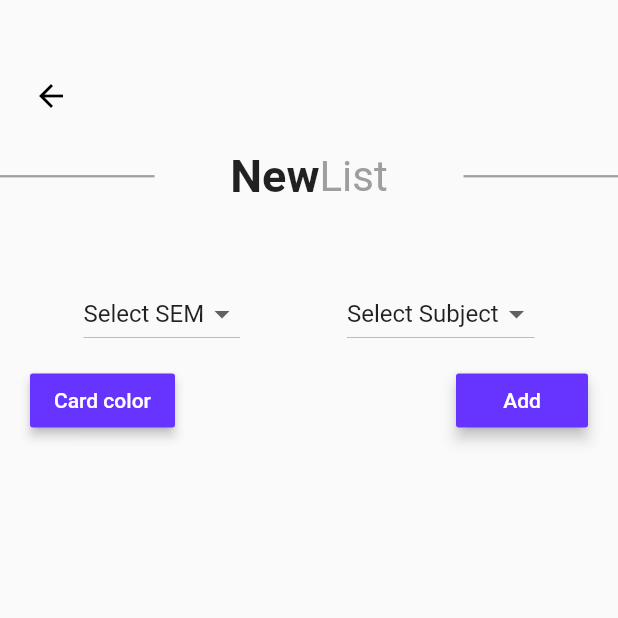
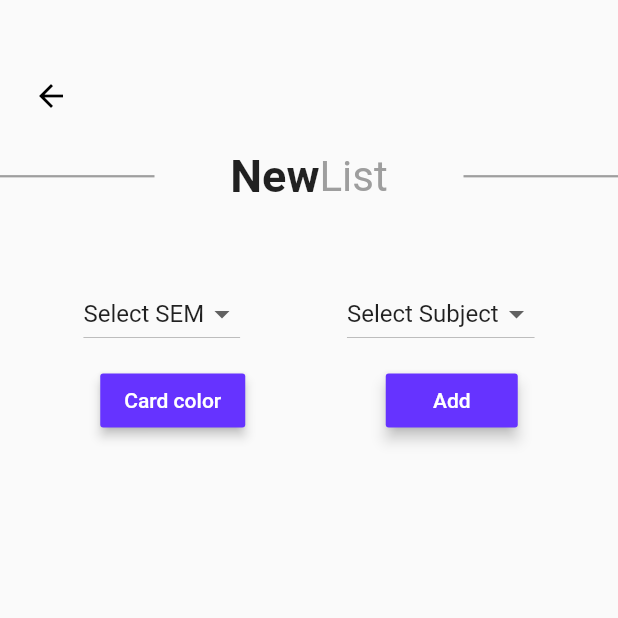
Before and after one commit to Patelrahul4884/Accreditation_Evaluation, a Flutter app: the screen it shows after launch, on a phone screen of 412 x 824 dp, the top half of it. Run offline on Flutter 3.47's test engine with Material 2 defaults, Android fonts, the phone set to English and light mode, and no system bars; our stand-ins replace connectivity, firebase_auth, flutter_colorpicker, image_picker, modal_progress_hud; accounts and stored records are empty.

```diff
--- a/lib/TO-DO Features/ui/page_addlist.dart
+++ b/lib/TO-DO Features/ui/page_addlist.dart
@@ -1,4 +1,6 @@
 import 'package:flutter/material.dart';
+import 'package:firebase_auth/firebase_auth.dart';
+import 'package:firebase_auth/firebase_auth.dart';
 import 'package:modal_progress_hud/modal_progress_hud.dart';
 import 'package:flutter_colorpicker/flutter_colorpicker.dart';
 import 'package:flutter/services.dart';
@@ -11,6 +13,9 @@ import 'package:provider/provider.dart';
 import '../model/sem_subject.dart';
 
 class NewTaskPage extends StatefulWidget {
+  final FirebaseUser user;
+
+  NewTaskPage({Key key, this.user}) : super(key: key);
   @override
   _NewTaskPageState createState() => _NewTaskPageState();
 }
@@ -20,7 +25,7 @@ class _NewTaskPageState extends State<NewTaskPage> {
   Color currentColor = Color(0xff6633ff);
   ValueChanged<Color> onColorChanged;
   Repository repo = Repository();
-List<String> _states = ["Select SEM"];
+  List<String> _states = ["Select SEM"];
   List<String> _lgas = ["Select Subject"];
   String _selectedState = "Select SEM";
   String _selectedLGA = "Select Subject";
@@ -30,13 +35,13 @@ List<String> _states = ["Select SEM"];
   String _connectionStatus = 'Unknown';
   var _editList = NewList(
     id: null,
-    listName: '',
+    sem: '',
+    subject: '',
   );
   final Connectivity _connectivity = Connectivity();
   StreamSubscription<ConnectivityResult> _connectivitySubscription;
   final GlobalKey<ScaffoldState> _scaffoldKey = GlobalKey<ScaffoldState>();
   final GlobalKey<FormState> _formKey = GlobalKey<FormState>();
-  TextEditingController listNameController = TextEditingController();
   Container _getToolbar(BuildContext context) {
     return Container(
       margin: EdgeInsets.only(left: 10.0, top: 40.0),
@@ -84,7 +89,7 @@ List<String> _states = ["Select SEM"];
 
   @override
   void initState() {
-     _states = List.from(_states)..addAll(repo.getStates());
+    _states = List.from(_states)..addAll(repo.getStates());
     super.initState();
     initConnectivity();
     _connectivitySubscription =
@@ -117,39 +122,34 @@ List<String> _states = ["Select SEM"];
     });
   }
 
-  String _validateName(String value) {
-    if (value.isEmpty) {
-      return 'Please Add list';
+  void addToFirebase() async {
+    setState(() {
+      _saving = true;
+    });
+        print(_connectionStatus);
+        if(_connectionStatus == "ConnectivityResult.none"){
+      showInSnackBar("No internet connection currently available");
+      setState(() {
+        _saving = false;
+      });
     }
-  }
-
-//DropDown
-  /*static const sem = <String>[
-    'SEM 5',
-    'SEM 6',
-    'SEM 7',
-  ];
-  final List<DropdownMenuItem<String>> _dropDownMenuSEM = sem
-      .map(
-        (String value) => DropdownMenuItem<String>(
-          value: value,
-          child: Text(value),
-        ),
-      )
-      .toList();*/
-     void _onSelectedState(String value) {
+    }
+  //Drop down
+  void _onSelectedState(String value) {
+ _editList=NewList(id: null,sem: value,subject: _editList.subject);
     setState(() {
-      _selectedLGA = "Choose";
-      _lgas = ["Choose"];
+      _selectedLGA = "Select Subject";
+      _lgas = ["Select Subject"];
       _selectedState = value;
       _lgas = List.from(_lgas)..addAll(repo.getLocalByState(value));
     });
   }
-     void _onSelectedLGA(String value) {
+
+  void _onSelectedLGA(String value) {
+    _editList=NewList(id: null,sem:_editList.sem,subject: value);
     setState(() => _selectedLGA = value);
   }
 
- // String _selectedvalue;
   @override
   Widget build(BuildContext context) {
     return Scaffold(
@@ -219,31 +219,20 @@ List<String> _states = ["Select SEM"];
                                       MainAxisAlignment.spaceAround,
                                   crossAxisAlignment: CrossAxisAlignment.start,
                                   children: <Widget>[
-                                  /*  DropdownButton(
-                                      value: _selectedvalue,
-                                      hint: Text('Select SEM'),
-                                      onChanged: (value) {
-                                        setState(() {
-                                          _selectedvalue = value;
-                                        });
-                                      },
-                                      items: _dropDownMenuSEM,
-                                    ),*/
                                     DropdownButton<String>(
-
-                                      items:
-                                          _states.map((String dropDownStringItem) {
+                                      items: _states
+                                          .map((String dropDownStringItem) {
                                         return DropdownMenuItem<String>(
                                           value: dropDownStringItem,
                                           child: Text(dropDownStringItem),
                                         );
                                       }).toList(),
                                       onChanged: (value) =>
+
                                           _onSelectedState(value),
                                       value: _selectedState,
                                     ),
                                     DropdownButton<String>(
-
                                       items: _lgas
                                           .map((String dropDownStringItem) {
                                         return DropdownMenuItem<String>(
@@ -258,41 +247,12 @@ List<String> _states = ["Select SEM"];
                                     ),
                                   ],
                                 ),
-                                /* TextFormField(
-                              decoration: InputDecoration(
-                                  border: new OutlineInputBorder(
-                                      borderSide:
-                                          new BorderSide(color: Colors.teal)),
-                                  labelText: "List name",
-                                  contentPadding: EdgeInsets.only(
-                                      left: 16.0,
-                                      top: 20.0,
-                                      right: 16.0,
-                                      bottom: 5.0)),
-                              controller: listNameController,
-                              autofocus: true,
-                              style: TextStyle(
-                                fontSize: 22.0,
-                                color: Colors.black,
-                                fontWeight: FontWeight.w500,
-                              ),
-                              keyboardType: TextInputType.text,
-                              textCapitalization: TextCapitalization.sentences,
-                              maxLength: 20,
-                              validator: _validateName,
-                              onSaved: (value){
-                                _editList=NewList(
-                                  id: null,
-                                  listName: value,
-                                );
-                              },
-                            ),*/
                                 Padding(
                                   padding: EdgeInsets.only(bottom: 10.0),
                                 ),
                                 Row(
                                   mainAxisAlignment:
-                                      MainAxisAlignment.spaceBetween,
+                                      MainAxisAlignment.spaceAround,
                                   children: <Widget>[
                                     ButtonTheme(
                                       //minWidth: double.infinity,
@@ -366,9 +326,10 @@ List<String> _states = ["Select SEM"];
 
 class NewList with ChangeNotifier {
   final String id;
-  final String listName;
+  final String sem;
+  final String subject;
 
-  NewList({this.id, this.listName});
+  NewList({this.id, this.sem, this.subject});
 }
 
 class NewLists with ChangeNotifier {
@@ -376,11 +337,11 @@ class NewLists with ChangeNotifier {
   void addList(NewList newlist) {
     const url = 'https://my-project-1534083261246.firebaseio.com/list.json';
     http.post(url,
-        body: json.encode({
-          'listName': newlist.listName,
-        }));
-    final addlist =
-        NewList(listName: newlist.listName, id: DateTime.now().toString());
+        body: json.encode({'sem': newlist.sem, 'subject': newlist.subject}));
+    final addlist = NewList(
+        sem: newlist.sem,
+        subject: newlist.subject,
+        id: DateTime.now().toString());
     _listData.add(addlist);
     notifyListeners();
   }
--- a/lib/main.dart
+++ b/lib/main.dart
@@ -23,9 +23,9 @@ class MyApp extends StatelessWidget {
         ChangeNotifierProvider.value(
           value: Profiles(),
         ),
-       /* ChangeNotifierProvider.value(
+        ChangeNotifierProvider.value(
           value: NewLists(),
-        )*/
+        )
       ],child:Consumer<Auth>(builder: (ctx,auth, _)=>MaterialApp(
         title: 'Your Diary',
         theme: ThemeData(
```
